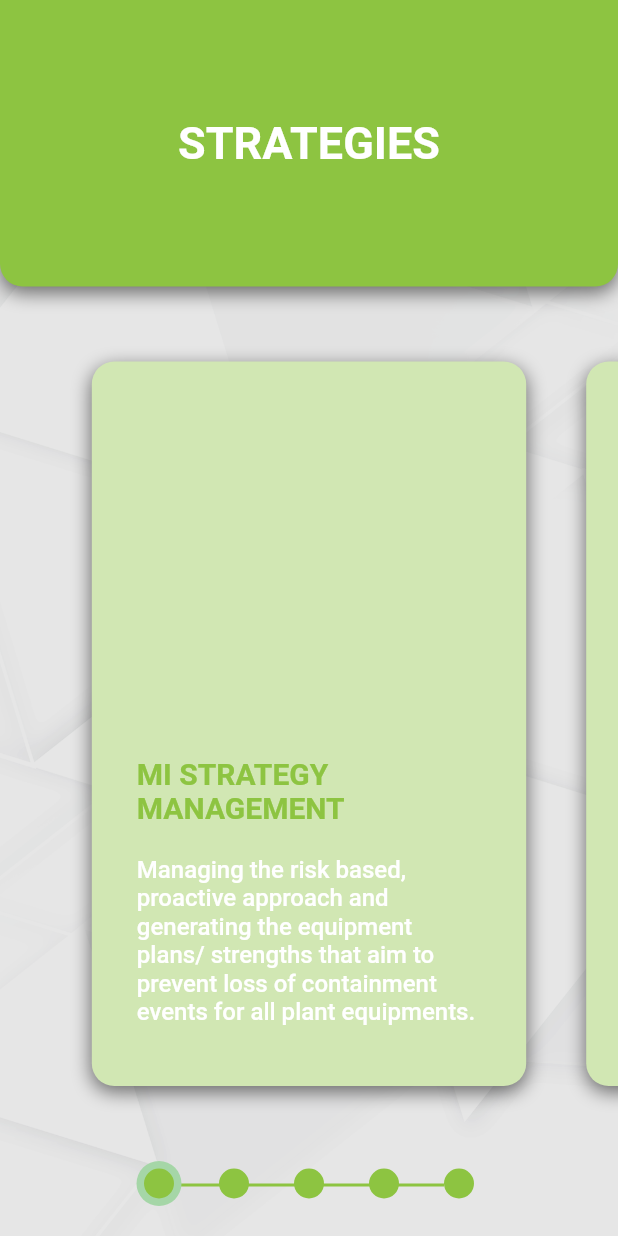
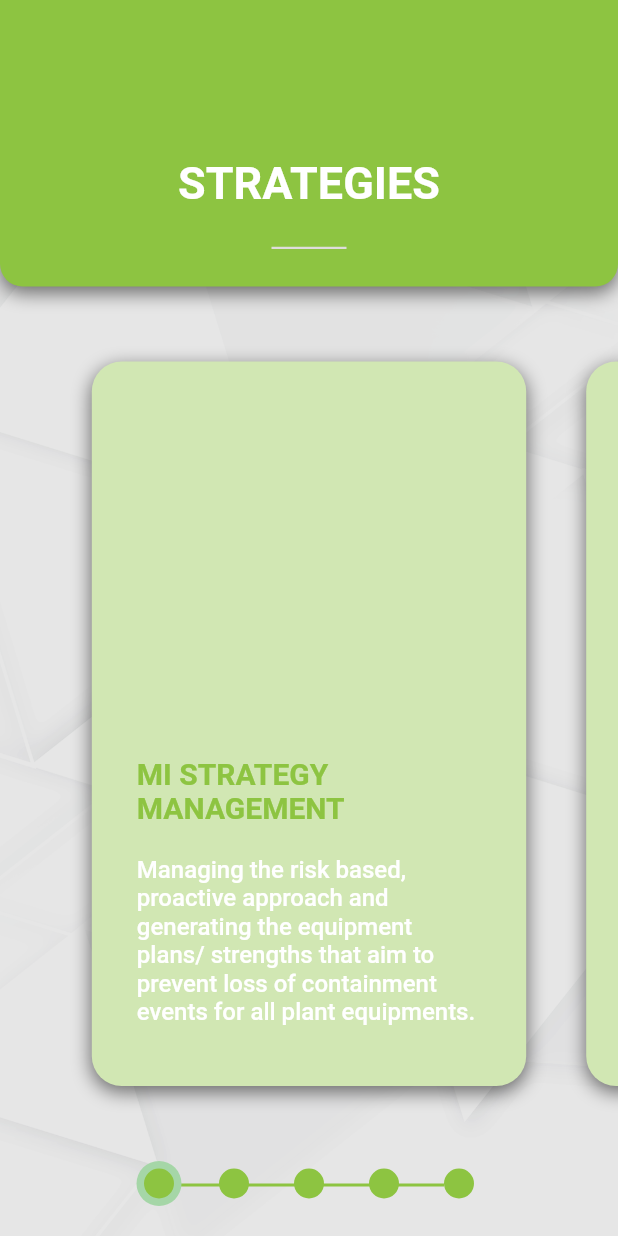
Before and after one commit to SonQBChau/brand_root_solution, a Flutter app: the StrategiesPage screen opened directly, on a phone screen of 412 x 824 dp. Run offline on Flutter 3.47's test engine with Material 2 defaults, Android fonts, the phone set to English and light mode, and no system bars; missing offline and left inert: animator.

Commit message:
add navigation to strategies page

```diff
--- a/lib/screens/strategies_page.dart
+++ b/lib/screens/strategies_page.dart
@@ -25,7 +25,11 @@ class StrategiesPage extends StatelessWidget {
           ),
           child: Column(
             children: <Widget>[
-              Container(
+              GestureDetector(
+                onTap: (){
+                  Navigator.pop(context);
+                },
+                child: Container(
                   width: width,
                   height: cardHeight,
                   alignment: Alignment.center,
@@ -41,9 +45,25 @@ class StrategiesPage extends StatelessWidget {
                       )
                     ],
                   ),
-                child: Text(
+                  child: Column(
+                    mainAxisAlignment: MainAxisAlignment.end,
+                    children: <Widget>[
+                      Text(
                         'STRATEGIES',
                         style: TextStyle(color: Colors.white, fontSize: 30, fontWeight: FontWeight.w700),
+                      ),
+                      SizedBox(height: 25,),
+                      SizedBox(
+                        height: 1.5,
+                        width: 50,
+                        child: Container(
+                          height: 1.5,
+                          color: colorGrey20,
+                        ),
+                      ),
+                      SizedBox(height: 25,),
+                    ],
+                  ),
                 ),
               ),
               Expanded(
@@ -87,7 +107,7 @@ class StrategiesPage extends StatelessWidget {
         margin: EdgeInsets.symmetric(horizontal: 20, vertical: 50),
         decoration: new BoxDecoration(
           color: colorGreen10,
-          borderRadius: new BorderRadius.circular(15),
+          borderRadius: new BorderRadius.circular(20),
           boxShadow: [
             BoxShadow(
               color: Colors.black54,
```
Also changed, not shown: lib/main.dart (+12 -12 lines), lib/screens/menu_page.dart (+9 -0 lines), lib/widgets/launch_button_widget.dart (+8 -0 lines). Lines whose indentation alone changed are shown as unchanged.
